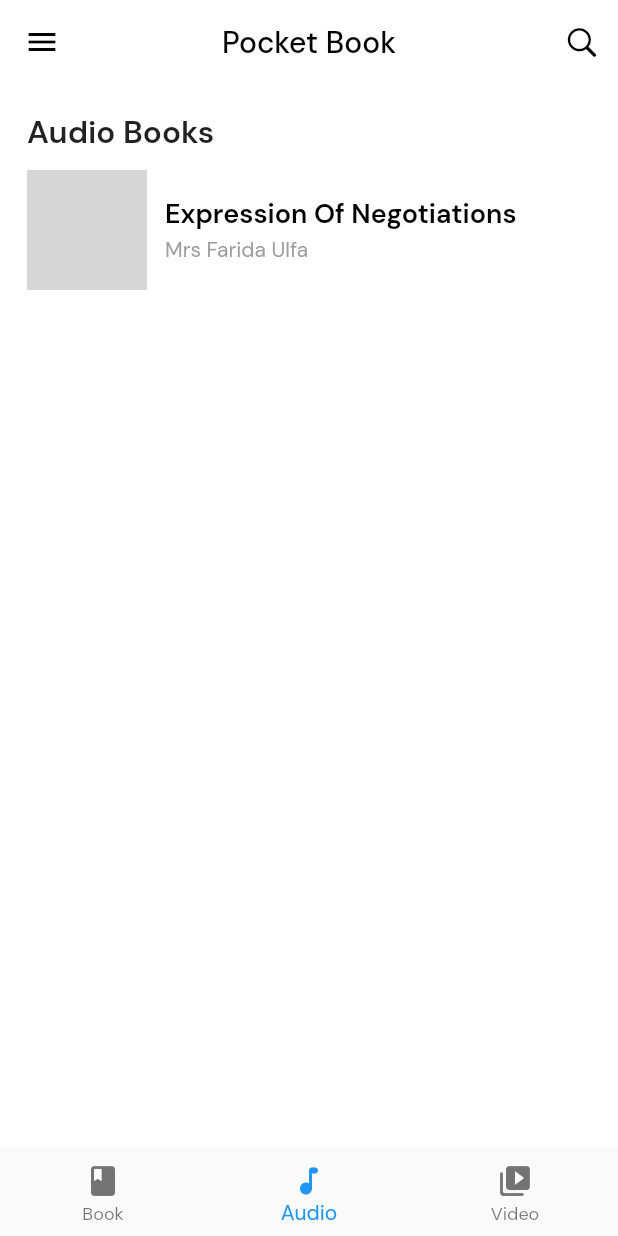
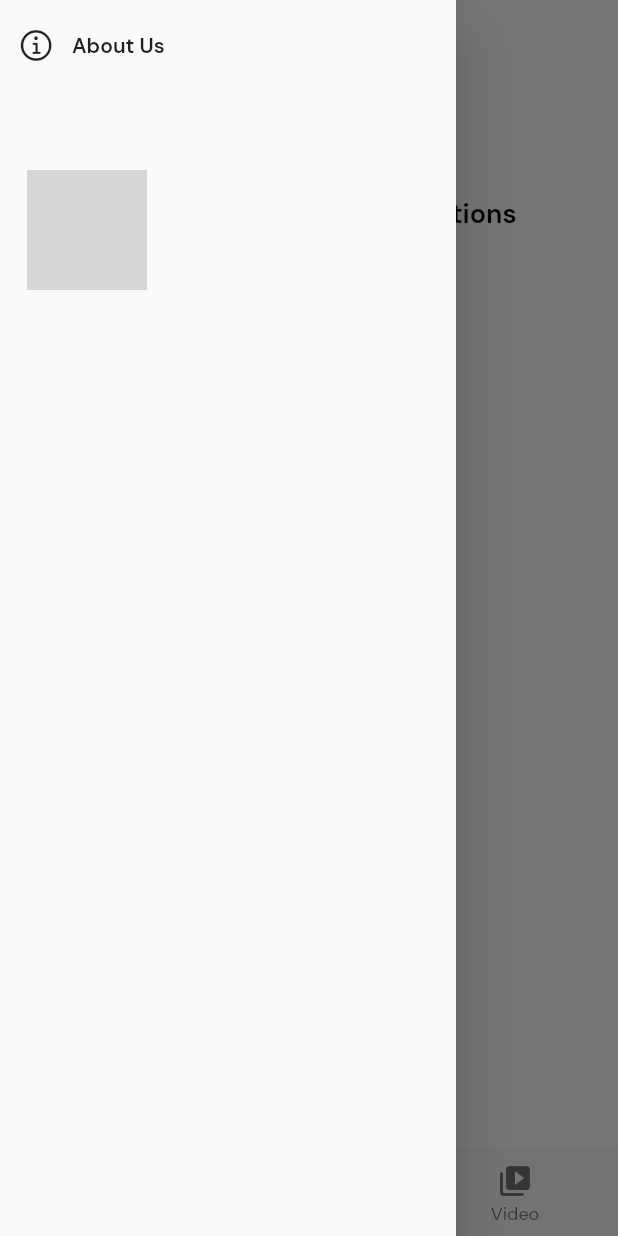
Before and after one commit to 4RSIM3R/flutter-pocket-book, a Flutter app: the HomePage screen opened by its route, item 2 of the bottom bar chosen, after a tap on the "menu" icon, on a phone screen of 412 x 824 dp. Run offline on Flutter 3.47's test engine with Material 2 defaults, Android fonts, the phone set to English and light mode, and no system bars; our stand-ins replace audio_video_progress_bar, bloc, cached_network_image, community_material_icon, dio, flutter_bloc and 6 more; missing offline and left inert: flutter_cached_pdfview; network calls fail; grey boxes are pictures that could not be loaded.

Commit message:
feat: adding feature requested by mom farida

```diff
--- a/lib/presentation/components/domain/home/home_video_card.dart
+++ b/lib/presentation/components/domain/home/home_video_card.dart
@@ -66,7 +66,7 @@ class HomeVideoCard extends StatelessWidget {
                     borderRadius: BorderRadius.circular(20),
                     image: DecorationImage(
                       image: CachedNetworkImageProvider(
-                        'https://i1.rgstatic.net/ii/profile.image/715140370542594-1547514159610_Q512/Farida-Ulfa.jpg',
+                        'https://psdkukediri.polinema.ac.id/wp-content/uploads/2020/06/LOGO-POLINEMA-transparent-3.png',
                       ),
                       fit: BoxFit.cover,
                     ),
@@ -76,8 +76,8 @@ class HomeVideoCard extends StatelessWidget {
                 Column(
                   crossAxisAlignment: CrossAxisAlignment.start,
                   children: [
-                    Text('Mrs Farida', style: TextStyle(color: Colors.white, fontWeight: FontWeight.w600)),
-                    Text('English Lecture', style: TextStyle(color: Colors.white)),
+                    Text('English Lecture Team', style: TextStyle(color: Colors.white, fontWeight: FontWeight.w600)),
+                    Text('State Polytechnic Malang', style: TextStyle(color: Colors.white)),
                   ],
                 )
               ],
--- a/lib/presentation/layouts/home/home_audio_layout.dart
+++ b/lib/presentation/layouts/home/home_audio_layout.dart
@@ -15,7 +15,7 @@ class HomeAudioLayout extends StatelessWidget {
           crossAxisAlignment: CrossAxisAlignment.start,
           children: [
             Text(
-              'Audio Books',
+              'Audio Pratices',
               style: TextStyle(fontSize: 21, fontWeight: FontWeight.w600),
             ),
             SizedBox(height: 12),
--- a/lib/presentation/pages/common/splash_page.dart
+++ b/lib/presentation/pages/common/splash_page.dart
@@ -14,7 +14,7 @@ class _SplashPageState extends State<SplashPage> {
   void initState() {
     super.initState();
     Future.delayed(const Duration(milliseconds: 750)).then((value) {
-      Navigator.pushNamed(context, RouteNames.home);
+      Navigator.pushNamed(context, RouteNames.onboarding);
     });
   }
 
--- a/lib/presentation/pages/home/home_page.dart
+++ b/lib/presentation/pages/home/home_page.dart
@@ -6,6 +6,7 @@ import 'package:pocket_books/presentation/components/domain/home/home_book_card.
 import 'package:pocket_books/presentation/layouts/home/home_audio_layout.dart';
 import 'package:pocket_books/presentation/layouts/home/home_book_layout.dart';
 import 'package:pocket_books/presentation/layouts/home/home_video_layout.dart';
+import 'package:pocket_books/presentation/utils/route_utils.dart';
 
 import '../../utils/ui_utils.dart';
 
@@ -25,36 +26,74 @@ class _HomePageState extends State<HomePage> {
     HomeVideoLayout(),
   ];
 
+  final _key = GlobalKey<ScaffoldState>();
+
   @override
   void initState() {
     super.initState();
-    askPermission();
+    // askPermission();
   }
 
-  Future<void> askPermission() async {
-    Map<Permission, PermissionStatus> statuses = await [
-      Permission.microphone,
-      Permission.bluetooth,
-    ].request();
-    if (kDebugMode) {
-      print(statuses[Permission.microphone]);
-    }
-  }
+  // Future<void> askPermission() async {
+  //   Map<Permission, PermissionStatus> statuses = await [
+  //     Permission.microphone,
+  //     Permission.bluetooth,
+  //   ].request();
+  //   if (kDebugMode) {
+  //     print(statuses[Permission.microphone]);
+  //   }
+  // }
 
   @override
   Widget build(BuildContext context) {
     return Scaffold(
+      key: _key,
       backgroundColor: Colors.white,
+      drawer: Drawer(
+        child: SafeArea(
+          child: Padding(
+            padding: const EdgeInsets.symmetric(
+              vertical: 18,
+              horizontal: 12,
+            ),
+            child: Column(
+              crossAxisAlignment: CrossAxisAlignment.start,
+              children: [
+                InkWell(
+                  onTap: () {
+                    Navigator.pushNamed(context, RouteNames.aboutUs);
+                  },
+                  child: Row(
+                    children: [
+                      Icon(CupertinoIcons.info_circle),
+                      SizedBox(width: 12),
+                      Text(
+                        'About Us',
+                        style: TextStyle(fontSize: 14, fontWeight: FontWeight.w600),
+                      ),
+                    ],
+                  ),
+                )
+              ],
+            ),
+          ),
+        ),
+      ),
       appBar: AppBar(
         backgroundColor: Colors.white,
         elevation: 0,
         automaticallyImplyLeading: false,
-        leading: IconButton(onPressed: () {}, icon: Icon(Icons.menu, color: Colors.black)),
-        title: Text('Pocket Book', style: TextStyle(color: Colors.black)),
+        leading: IconButton(
+          onPressed: () {
+            _key.currentState!.openDrawer();
+          },
+          icon: Icon(Icons.menu, color: Colors.black),
+        ),
+        title: Text(
+          'Pocket Book',
+          style: TextStyle(color: Colors.black),
+        ),
         centerTitle: true,
-        actions: [
-          IconButton(onPressed: () {}, icon: Icon(CupertinoIcons.search, color: Colors.black)),
-        ],
       ),
       body: layouts[currentPage],
       bottomNavigationBar: BottomNavigationBar(
--- a/lib/presentation/utils/route_utils.dart
+++ b/lib/presentation/utils/route_utils.dart
@@ -6,21 +6,27 @@ import 'package:pocket_books/presentation/pages/book/detail_book_page.dart';
 import 'package:pocket_books/presentation/pages/book/detail_video_page.dart';
 import 'package:pocket_books/presentation/pages/book/listen_book_page.dart';
 import 'package:pocket_books/presentation/pages/book/spell_checker_page.dart';
+import 'package:pocket_books/presentation/pages/common/onboarding_page.dart';
 import 'package:pocket_books/presentation/pages/common/splash_page.dart';
 import 'package:pocket_books/presentation/pages/home/home_page.dart';
+
+import '../pages/common/about_us_page.dart';
 
 typedef MapRoutes = Widget Function(Object? object);
 
 class RouteNames {
   static const splash = '/';
+  static const onboarding = '/onboarding';
   static const home = '/home';
   static const spellChecker = '/spell-checker';
   static const detailBook = '/detail-book';
   static const listenBook = '/listen-book';
   static const detailVideo = '/detail-video';
+  static const aboutUs = '/about-us';
 
   static Map<String, MapRoutes> maRoutes = {
     splash: (object) => const SplashPage(),
+    onboarding: (object) => const OnboardingPage(),
     home: (object) => const HomePage(),
     spellChecker: (object) => const SpellCheckerPage(),
     detailBook: (object) {
@@ -35,6 +41,7 @@ class RouteNames {
       final model = (object as VideoModel?);
       return DetailVideoPage(model: model);
     },
+    aboutUs: (args) => const AboutUsPage(),
   };
 }
 
--- a/lib/presentation/utils/ui_utils.dart
+++ b/lib/presentation/utils/ui_utils.dart
@@ -10,3 +10,6 @@ Map<String, FutureVoidForHomeScreen> mapHomeScreenMenu = {
     Navigator.pushNamed(context, RouteNames.spellChecker);
   },
 };
+
+const lorem =
+    'Lorem Ipsum adalah contoh teks atau dummy dalam industri percetakan dan penataan huruf atau typesetting. Lorem Ipsum telah menjadi standar contoh teks sejak tahun 1500an';
```
Also changed, not shown: lib/presentation/pages/book/detail_video_page.dart (+5 -5 lines), lib/presentation/pages/common/about_us_page.dart (added, +228 -0 lines), lib/presentation/pages/common/onboarding_page.dart (added, +136 -0 lines), assets/images/english.png (added), assets/images/formula.png (added), assets/images/webinar.png (added), pubspec.lock, 1 other file.
